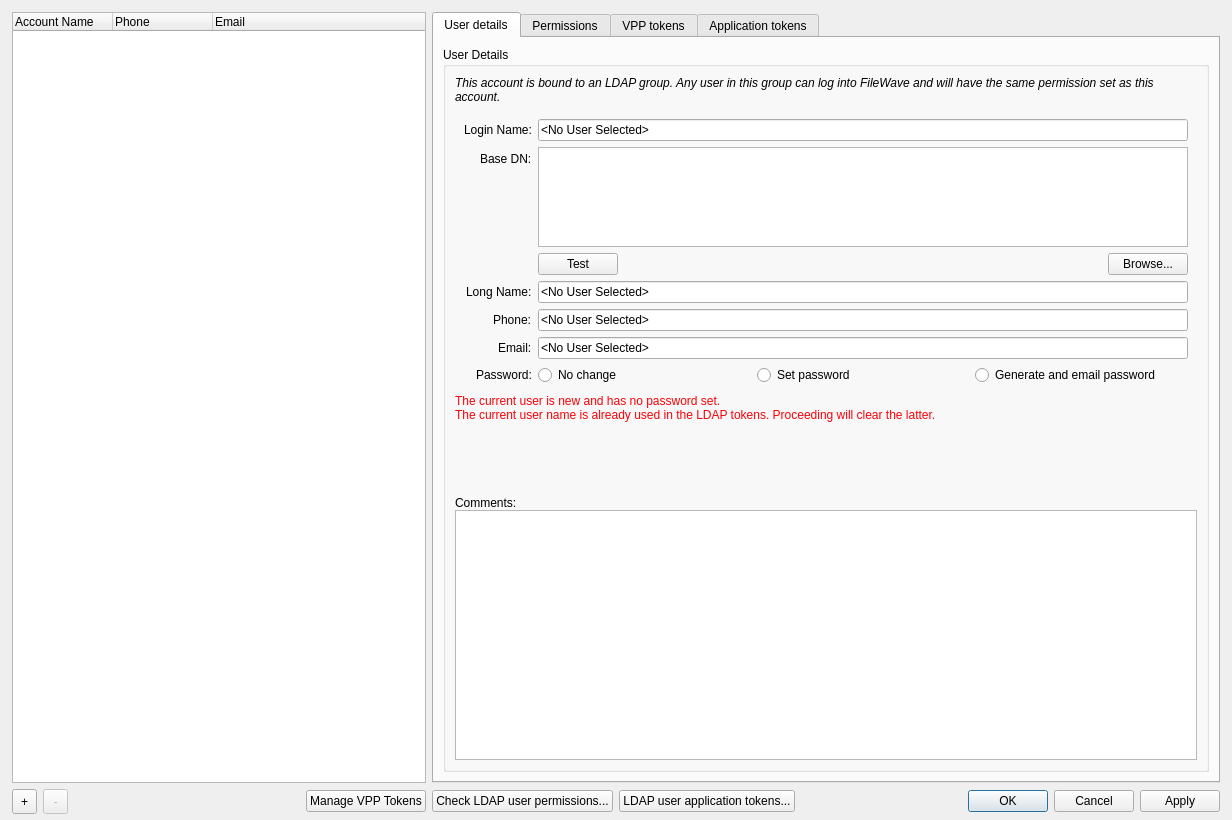
The window that FWAdminLib/AdminUserDlg.ui (fw-dev/translations) describes before a commit, drawn with Qt 5.
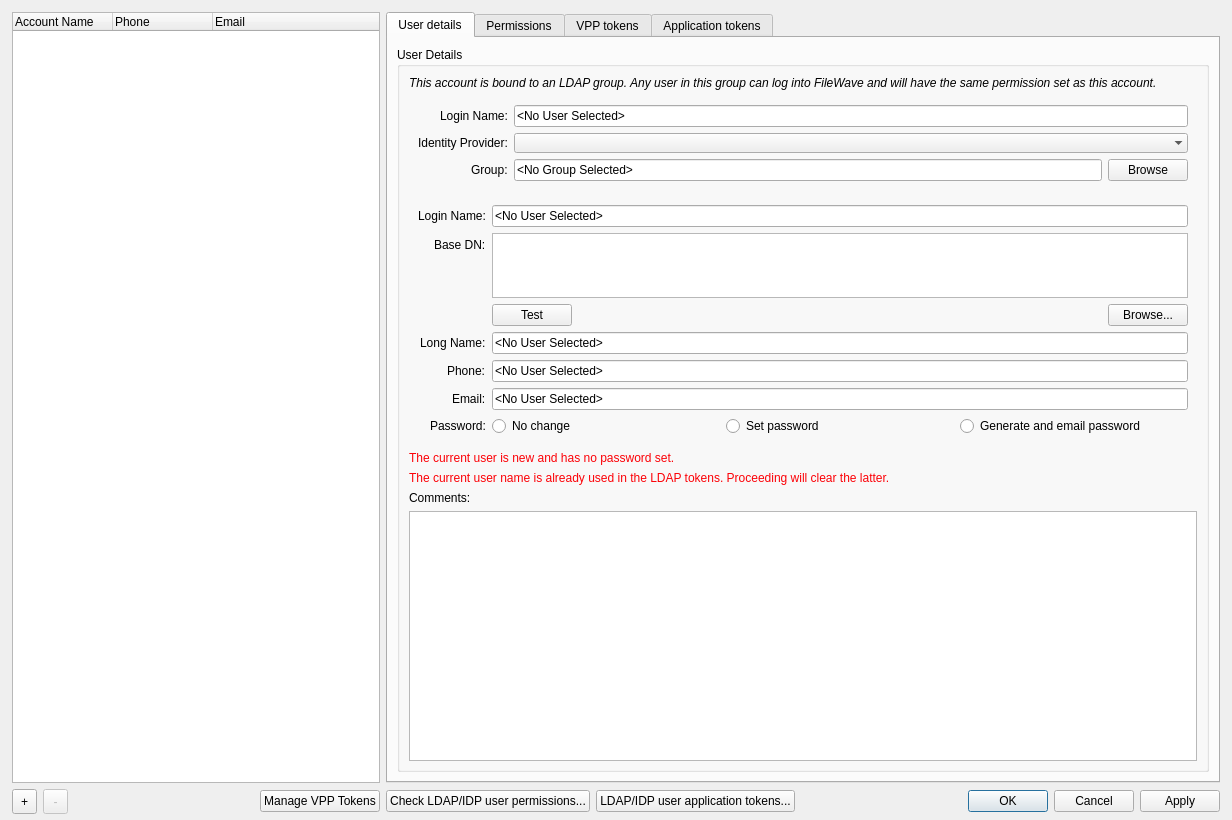
The same window after the commit. Custom widgets are drawn as their Qt base class.

```diff
--- a/FWAdminLib/AdminUserDlg.ui
+++ b/FWAdminLib/AdminUserDlg.ui
@@ -47,7 +47,7 @@
       <item row="1" column="3" rowspan="3">
        <widget class="QPushButton" name="btnCheckLdapPermission">
         <property name="text">
-         <string>Check LDAP user permissions...</string>
+         <string>Check LDAP/IDP user permissions...</string>
         </property>
        </widget>
       </item>
@@ -78,7 +78,7 @@
             <property name="title">
              <string>User Details</string>
             </property>
-            <layout class="QVBoxLayout" name="_2">
+            <layout class="QVBoxLayout" name="verticalLayout_3">
              <item>
               <widget class="QLabel" name="accountdescription">
                <property name="text">
@@ -90,12 +90,147 @@
               </widget>
              </item>
              <item>
-              <layout class="QVBoxLayout" name="verticalLayout_3">
+              <widget class="QWidget" name="idpWidget" native="true">
+               <layout class="QFormLayout" name="formLayout_2">
+                <property name="labelAlignment">
+                 <set>Qt::AlignRight|Qt::AlignTop|Qt::AlignTrailing</set>
+                </property>
+                <item row="2" column="0">
+                 <widget class="QLabel" name="IDPLabel">
+                  <property name="styleSheet">
+                   <string notr="true">border: none;
+outline: none;</string>
+                  </property>
+                  <property name="text">
+                   <string>Identity Provider:</string>
+                  </property>
+                 </widget>
+                </item>
+                <item row="4" column="0">
+                 <widget class="QLabel" name="GroupLabel">
+                  <property name="text">
+                   <string>Group:</string>
+                  </property>
+                 </widget>
+                </item>
+                <item row="4" column="1">
+                 <widget class="QWidget" name="idpGroupSelectorWidget" native="true">
+                  <property name="sizePolicy">
+                   <sizepolicy hsizetype="Expanding" vsizetype="Preferred">
+                    <horstretch>0</horstretch>
+                    <verstretch>0</verstretch>
+                   </sizepolicy>
+                  </property>
+                  <property name="minimumSize">
+                   <size>
+                    <width>300</width>
+                    <height>0</height>
+                   </size>
+                  </property>
+                  <layout class="QHBoxLayout" name="horizontalLayout_3">
                <property name="spacing">
+                    <number>6</number>
+                   </property>
+                   <property name="leftMargin">
                 <number>0</number>
                </property>
+                   <property name="topMargin">
+                    <number>0</number>
+                   </property>
+                   <property name="rightMargin">
+                    <number>0</number>
+                   </property>
+                   <property name="bottomMargin">
+                    <number>0</number>
+                   </property>
                <item>
-                <widget class="QWidget" name="widget" native="true">
+                    <widget class="QLineEdit" name="lineEditIDPGroup">
+                     <property name="sizePolicy">
+                      <sizepolicy hsizetype="Expanding" vsizetype="Fixed">
+                       <horstretch>0</horstretch>
+                       <verstretch>0</verstretch>
+                      </sizepolicy>
+                     </property>
+                     <property name="minimumSize">
+                      <size>
+                       <width>0</width>
+                       <height>0</height>
+                      </size>
+                     </property>
+                     <property name="text">
+                      <string>&lt;No Group Selected&gt;</string>
+                     </property>
+                     <property name="readOnly">
+                      <bool>true</bool>
+                     </property>
+                    </widget>
+                   </item>
+                   <item>
+                    <widget class="QPushButton" name="btnIDPBrowse">
+                     <property name="sizePolicy">
+                      <sizepolicy hsizetype="Minimum" vsizetype="Fixed">
+                       <horstretch>0</horstretch>
+                       <verstretch>0</verstretch>
+                      </sizepolicy>
+                     </property>
+                     <property name="text">
+                      <string>Browse</string>
+                     </property>
+                    </widget>
+                   </item>
+                  </layout>
+                 </widget>
+                </item>
+                <item row="2" column="1">
+                 <widget class="QComboBox" name="IDPComboBox">
+                  <property name="sizePolicy">
+                   <sizepolicy hsizetype="Expanding" vsizetype="Fixed">
+                    <horstretch>0</horstretch>
+                    <verstretch>0</verstretch>
+                   </sizepolicy>
+                  </property>
+                  <property name="minimumSize">
+                   <size>
+                    <width>300</width>
+                    <height>0</height>
+                   </size>
+                  </property>
+                  <property name="focusPolicy">
+                   <enum>Qt::NoFocus</enum>
+                  </property>
+                  <property name="styleSheet">
+                   <string notr="true"/>
+                  </property>
+                  <property name="frame">
+                   <bool>false</bool>
+                  </property>
+                 </widget>
+                </item>
+                <item row="0" column="1">
+                 <widget class="QLineEdit" name="lineEditIDPLoginName">
+                  <property name="minimumSize">
+                   <size>
+                    <width>290</width>
+                    <height>0</height>
+                   </size>
+                  </property>
+                  <property name="text">
+                   <string>&lt;No User Selected&gt;</string>
+                  </property>
+                 </widget>
+                </item>
+                <item row="0" column="0">
+                 <widget class="QLabel" name="labelIDPLoginName">
+                  <property name="text">
+                   <string>Login Name:</string>
+                  </property>
+                 </widget>
+                </item>
+               </layout>
+              </widget>
+             </item>
+             <item>
+              <widget class="QWidget" name="localAndLdapwidget" native="true">
                  <layout class="QFormLayout" name="formLayout">
                   <property name="labelAlignment">
                    <set>Qt::AlignRight|Qt::AlignTop|Qt::AlignTrailing</set>
@@ -392,8 +527,8 @@
                  </property>
                  <property name="sizeHint" stdset="0">
                   <size>
-                   <width>0</width>
-                   <height>0</height>
+                 <width>20</width>
+                 <height>40</height>
                   </size>
                  </property>
                 </spacer>
@@ -428,8 +563,6 @@
                 </widget>
                </item>
               </layout>
-             </item>
-            </layout>
            </widget>
           </item>
          </layout>
@@ -560,7 +693,7 @@
       <item row="1" column="4" rowspan="3">
        <widget class="QPushButton" name="btnLdapUserAppTokens">
         <property name="text">
-         <string>LDAP user application tokens...</string>
+         <string>LDAP/IDP user application tokens...</string>
         </property>
        </widget>
       </item>
```
Left out of the diff: 33 changed lines with no effect on the pictures. Lines whose indentation alone changed are shown as unchanged.
